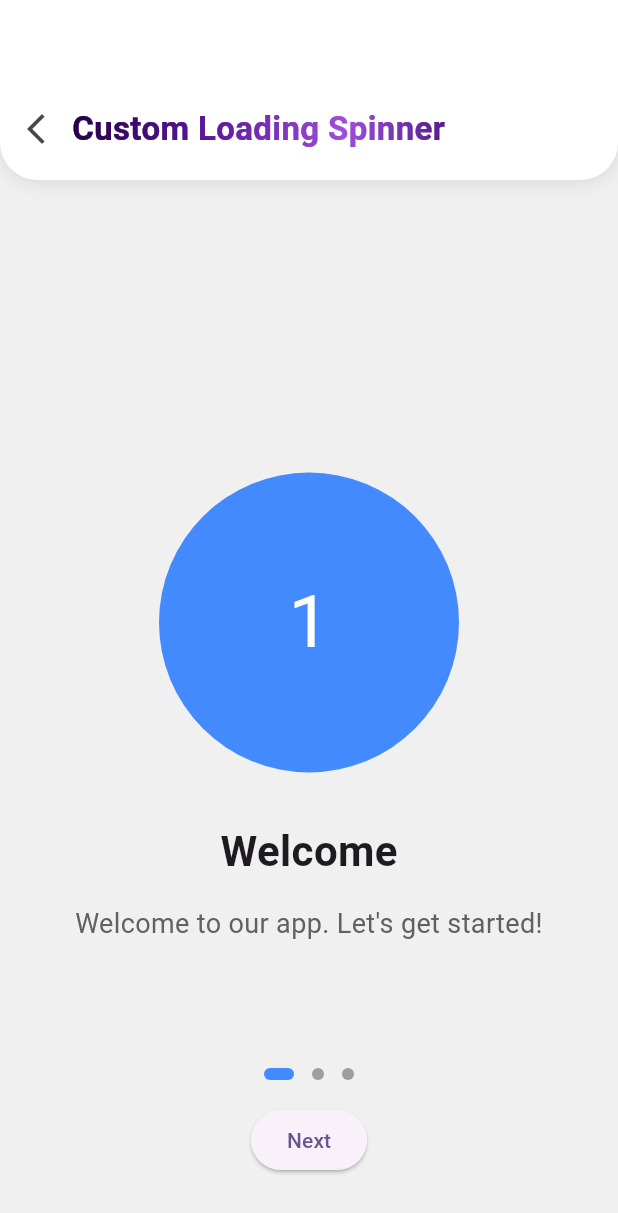
After one commit to MHuzaifaKhan97/mastering_flutter_animation, a Flutter app: the AnimationMiniProjects screen opened directly, after a tap on "Onboarding Screen", on a phone screen of 412 x 824 dp. The commit adds this screen. Shown: the top 1213 px of the screen. Run offline on Flutter 3.47's test engine with Material 3 defaults, Android fonts, the phone set to English and light mode, and no system bars; our stand-ins replace flutter_riverpod, lottie, rive; missing offline and left inert: flutter_sequence_animation; project files that could hold a hidden picture were left out.

Commit message:
Onboarding screen UI completed.

```diff
--- a/lib/modules/animation_mini_projects/animation_mini_projects.dart
+++ b/lib/modules/animation_mini_projects/animation_mini_projects.dart
@@ -1,6 +1,7 @@
 import 'package:flutter/material.dart';
 import 'package:mastering_flutter_animation/modules/animation_mini_projects/animated_login_screen/animated_login_screen.dart';
 import 'package:mastering_flutter_animation/modules/animation_mini_projects/custom_loading_spinner/custom_loading_spinner.dart';
+import 'package:mastering_flutter_animation/modules/animation_mini_projects/onboarding_screen/onboarding_screen.dart';
 import 'package:mastering_flutter_animation/modules/animation_mini_projects/tinder_like_swipe_card/tinder_like_swipe_card.dart';
 import 'package:mastering_flutter_animation/widgets/custom_appbar_widget.dart';
 import 'package:mastering_flutter_animation/widgets/custom_button.dart';
@@ -59,6 +60,18 @@ class AnimationMiniProjects extends StatelessWidget {
                 );
               },
             ),
+            SizedBox(height: MediaQuery.of(context).size.height * 0.02),
+            CustomButton(
+              title: 'Onboarding Screen',
+              onTap: () {
+                Navigator.push(
+                  context,
+                  MaterialPageRoute(
+                    builder: (context) => const OnboardingScreen(),
+                  ),
+                );
+              },
+            ),
           ],
         ),
       ),
--- /dev/null
+++ b/lib/modules/animation_mini_projects/onboarding_screen/onboarding_screen.dart
@@ -0,0 +1,136 @@
+import 'package:flutter/material.dart';
+import 'package:mastering_flutter_animation/widgets/custom_appbar_widget.dart';
+
+class OnboardingScreen extends StatefulWidget {
+  final double size;
+  const OnboardingScreen({super.key, this.size = 120});
+
+  @override
+  State<OnboardingScreen> createState() => _OnboardingScreenState();
+}
+
+class _OnboardingScreenState extends State<OnboardingScreen>
+    with SingleTickerProviderStateMixin {
+  final PageController _controller = PageController();
+  int _currentPage = 0;
+
+  final List<String> titles = [
+    "Welcome",
+    "Track Progress",
+    "Achieve Goals",
+  ];
+
+  final List<String> descriptions = [
+    "Welcome to our app. Let's get started!",
+    "Monitor your tasks and stay organized.",
+    "Complete challenges and level up!",
+  ];
+
+  @override
+  Widget build(BuildContext context) {
+    return Scaffold(
+      backgroundColor: const Color.fromARGB(255, 240, 240, 240),
+      appBar: CustomRoundedAppBar(
+        title: 'Custom Loading Spinner',
+        isBack: true,
+      ),
+      body: Stack(
+        children: [
+          PageView.builder(
+            controller: _controller,
+            onPageChanged: (index) {
+              setState(() => _currentPage = index);
+            },
+            itemCount: titles.length,
+            itemBuilder: (_, index) {
+              return Padding(
+                padding: const EdgeInsets.all(24.0),
+                child: Column(
+                  mainAxisAlignment: MainAxisAlignment.center,
+                  children: [
+                    AnimatedContainer(
+                      duration: const Duration(milliseconds: 500),
+                      height: 200,
+                      width: 200,
+                      decoration: BoxDecoration(
+                        color: Colors.blueAccent,
+                        shape: BoxShape.circle,
+                      ),
+                      child: Center(
+                        child: Text(
+                          "${index + 1}",
+                          style: TextStyle(fontSize: 48, color: Colors.white),
+                        ),
+                      ),
+                    ),
+                    const SizedBox(height: 32),
+                    AnimatedOpacity(
+                      duration: Duration(milliseconds: 500),
+                      opacity: _currentPage == index ? 1 : 0,
+                      child: Text(
+                        titles[index],
+                        style: TextStyle(
+                            fontSize: 28, fontWeight: FontWeight.bold),
+                      ),
+                    ),
+                    const SizedBox(height: 16),
+                    AnimatedOpacity(
+                      duration: Duration(milliseconds: 500),
+                      opacity: _currentPage == index ? 1 : 0,
+                      child: Text(
+                        descriptions[index],
+                        textAlign: TextAlign.center,
+                        style: TextStyle(fontSize: 18, color: Colors.grey[700]),
+                      ),
+                    ),
+                  ],
+                ),
+              );
+            },
+          ),
+          Positioned(
+            bottom: 40,
+            left: 0,
+            right: 0,
+            child: Column(
+              children: [
+                Row(
+                  mainAxisAlignment: MainAxisAlignment.center,
+                  children: List.generate(titles.length, (index) {
+                    return AnimatedContainer(
+                      duration: Duration(milliseconds: 300),
+                      margin: EdgeInsets.symmetric(horizontal: 6),
+                      width: _currentPage == index ? 20 : 8,
+                      height: 8,
+                      decoration: BoxDecoration(
+                        color: _currentPage == index
+                            ? Colors.blueAccent
+                            : Colors.grey,
+                        borderRadius: BorderRadius.circular(20),
+                      ),
+                    );
+                  }),
+                ),
+                const SizedBox(height: 16),
+                ElevatedButton(
+                  onPressed: () {
+                    if (_currentPage < titles.length - 1) {
+                      _controller.nextPage(
+                        duration: Duration(milliseconds: 400),
+                        curve: Curves.easeInOut,
+                      );
+                    } else {
+                      // Done, navigate to app
+                    }
+                  },
+                  child:
+                      Text(_currentPage == titles.length - 1 ? 'Done' : 'Next'),
+                )
+              ],
+            ),
+          ),
+        ],
+      ),
+    );
+  }
+}
```
